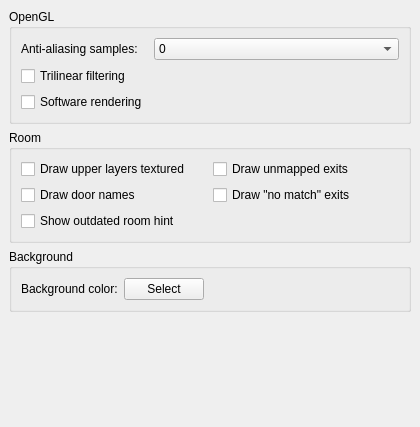
This is src/preferences/graphicspage.ui in MUME/MMapper as Qt 5 draws it before an edit. The edited form follows.
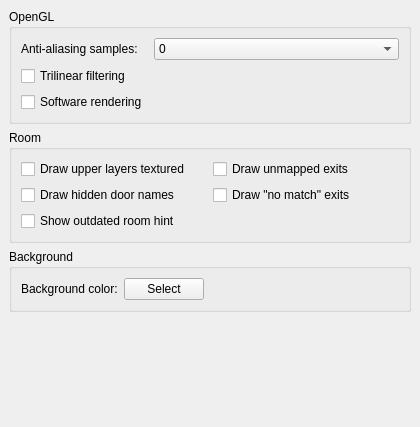
This is the edited form.

Commit message: Only display hidden door names on the map

```diff
--- a/src/preferences/graphicspage.ui
+++ b/src/preferences/graphicspage.ui
@@ -169,7 +169,7 @@
       <item row="1" column="0">
        <widget class="QCheckBox" name="drawDoorNames">
         <property name="text">
-         <string>Draw door names</string>
+         <string>Draw hidden door names</string>
         </property>
        </widget>
       </item>
```
The commit also changes 1 other file.
